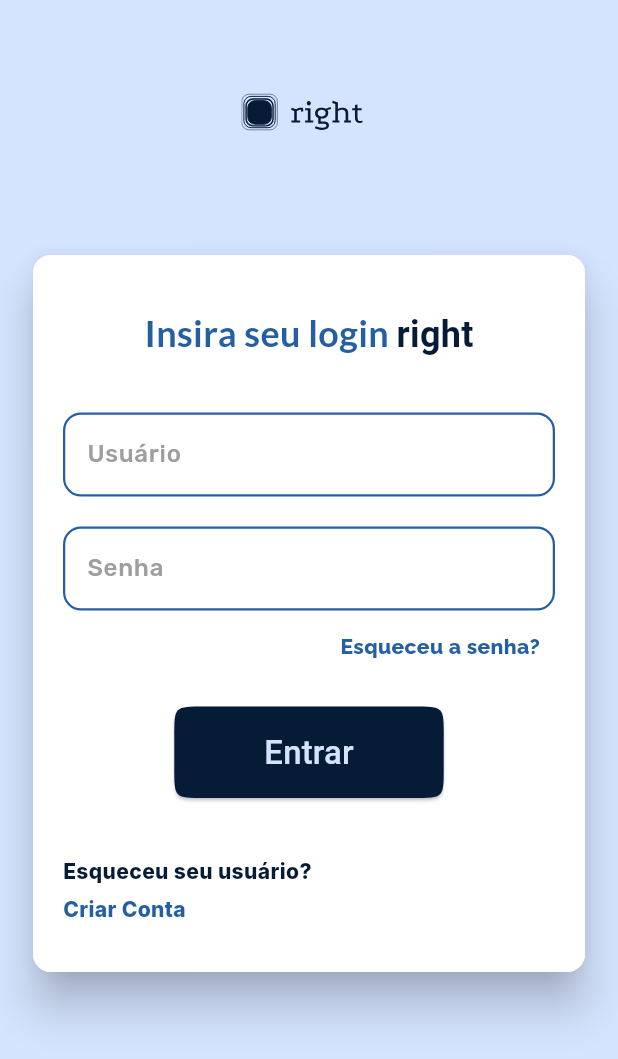
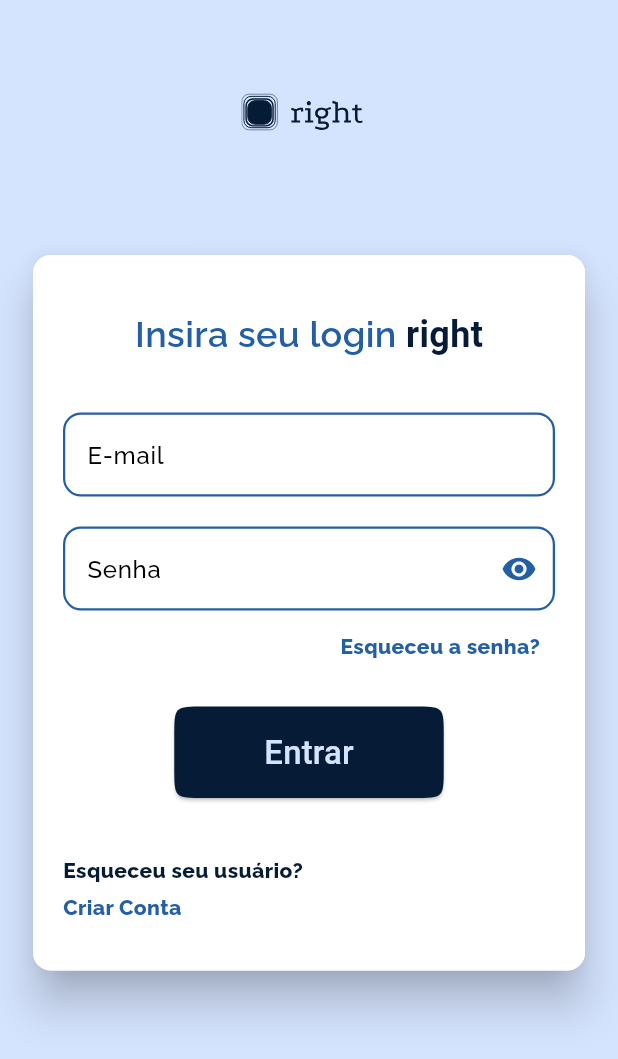
Before and after one commit to Franciscof11/Right, a Flutter app: the screen it shows after launch, on a phone screen of 412 x 824 dp. Shown: the top 1059 px of the screen. Run offline on Flutter 3.47's test engine with Material 3 defaults, Android fonts, the phone set to English and light mode, and no system bars; our stand-ins replace device_preview, flutter_heatmap_calendar, flutter_staggered_animations, flutter_svg, google_fonts, percent_indicator.

Commit message:
refac: custom text form field

```diff
--- a/lib/features/auth/application/presentation/pages/sign_in_page.dart
+++ b/lib/features/auth/application/presentation/pages/sign_in_page.dart
@@ -49,7 +49,7 @@
                         Text.rich(
                           TextSpan(
                               text: 'Insira seu login ',
-                              style: GoogleFonts.lato(
+                              style: GoogleFonts.raleway(
                                 textStyle: TextStyle(
                                   color: LightColors().primary,
                                   fontSize: 24,
@@ -74,8 +74,8 @@
                             children: [
                               CustomTextFormField(
                                 controller: TextEditingController(),
-                                label: 'Usuário',
-                                type: FormTypes.generic,
+                                label: 'E-mail',
+                                type: FormTypes.email,
                               ),
                               const SizedBox(
                                 height: 20,
@@ -84,6 +84,7 @@
                                 controller: TextEditingController(),
                                 label: 'Senha',
                                 type: FormTypes.password,
+                                isSecret: true,
                               ),
                               const SizedBox(
                                 height: 14,
@@ -139,7 +140,7 @@
                                 onTap: () {},
                                 child: Text(
                                   'Esqueceu seu usuário?',
-                                  style: GoogleFonts.inter(
+                                  style: GoogleFonts.raleway(
                                     height: 0,
                                     color: LightColors().onPrimaryContainer,
                                     fontSize: 14,
@@ -152,7 +153,7 @@
                                 onTap: () {},
                                 child: Text(
                                   'Criar Conta',
-                                  style: GoogleFonts.inter(
+                                  style: GoogleFonts.raleway(
                                     height: 1,
                                     color: LightColors().primary,
                                     fontSize: 14,
--- a/lib/features/auth/application/presentation/widgets/custom_text_form_field.dart
+++ b/lib/features/auth/application/presentation/widgets/custom_text_form_field.dart
@@ -82,7 +82,7 @@
         }
       },
       cursorColor: LightColors().primary,
-      style: GoogleFonts.rubik(
+      style: GoogleFonts.raleway(
         color: Colors.black,
         fontSize: 16,
         fontWeight: FontWeight.w500,
@@ -92,8 +92,8 @@
         filled: true,
         suffixIconColor: LightColors().primary,
         labelText: widget.label,
-        labelStyle: GoogleFonts.rubik(
-          color: Colors.grey,
+        labelStyle: GoogleFonts.raleway(
+          color: Colors.black,
           fontSize: 16,
           fontWeight: FontWeight.w500,
         ),
@@ -110,7 +110,8 @@
                       });
                     },
                     icon: Icon(
-                        obscureText ? Icons.visibility : Icons.visibility_off),
+                      obscureText ? Icons.visibility : Icons.visibility_off,
+                    ),
                   )
                 : null,
 
```
